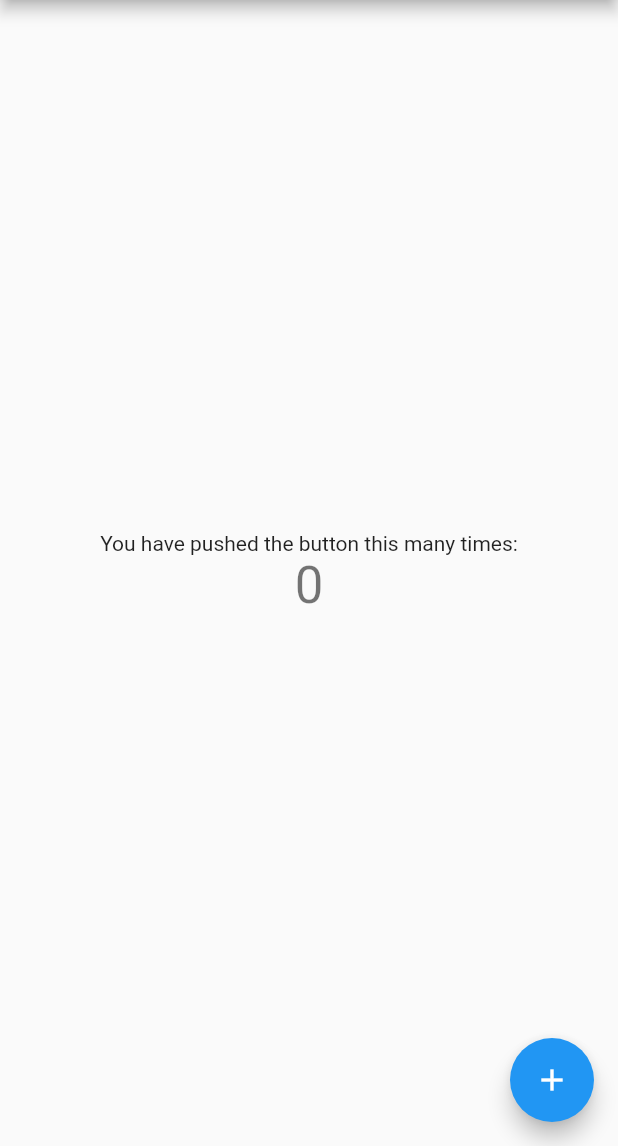
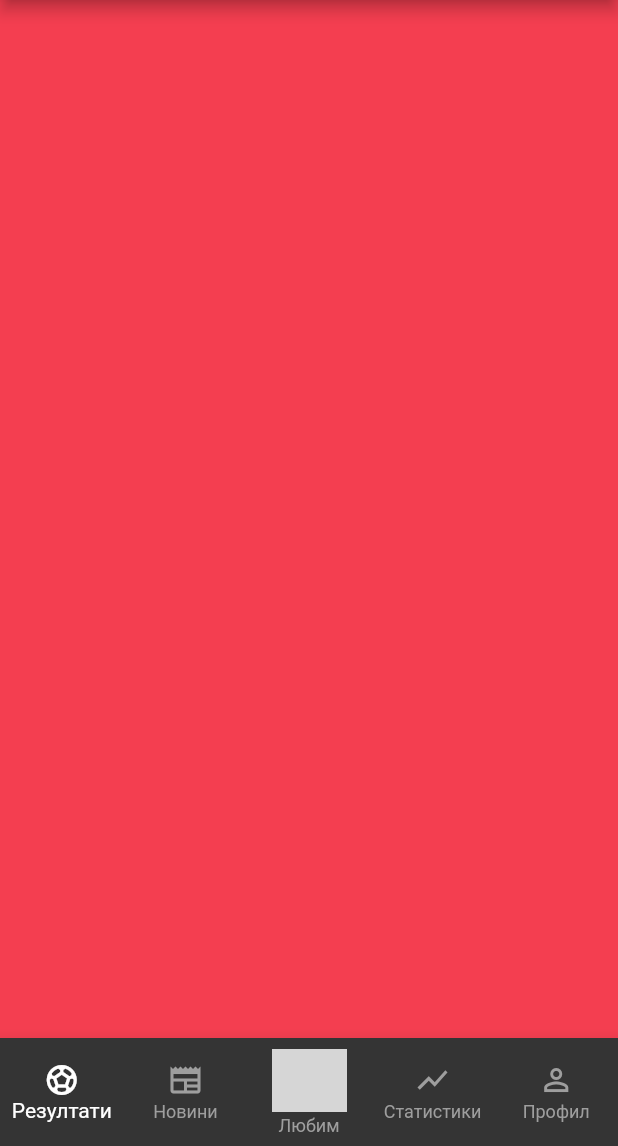
Before and after one commit to Bulgarian-Football-App/Bulgarian-Football-Mobile-App, a Flutter app: the screen it shows after launch, on a phone screen of 412 x 824 dp, the part 90-1236 px from its top. Run offline on Flutter 3.47's test engine with Material 2 defaults, Android fonts, the phone set to English and light mode, and no system bars; grey boxes are pictures that could not be loaded.

Commit message:
New changes

```diff
--- a/lib/main.dart
+++ b/lib/main.dart
@@ -1,3 +1,10 @@
+import 'package:bg_football_app/pages/favourite_team_page.dart';
+import 'package:bg_football_app/pages/news_page.dart';
+import 'package:bg_football_app/pages/profile_page.dart';
+import 'package:bg_football_app/pages/results_page.dart';
+import 'package:bg_football_app/pages/stats_page.dart';
+import 'package:bg_football_app/utils/color_constants.dart';
+import 'package:bg_football_app/widgets/custom_app_bar.dart';
 import 'package:flutter/material.dart';
 
 void main() {
@@ -5,76 +12,97 @@ void main() {
 }
 
 class MyApp extends StatelessWidget {
-  const MyApp({super.key});
+  const MyApp({
+    super.key
+  });
 
   @override
   Widget build(BuildContext context) {
-    return MaterialApp(
+    return const MaterialApp(
       debugShowCheckedModeBanner: false,
-      title: 'Flutter Demo',
-      theme: ThemeData(
-        primarySwatch: Colors.blue,
-      ),
-      home: const MyHomePage(title: 'Flutter Demo Home Page'),
+      title: 'BG Football App',
+      home: MyHomePage(),
     );
   }
 }
 
 class MyHomePage extends StatefulWidget {
-  const MyHomePage({super.key, required this.title});
-
-  final String title;
+  const MyHomePage({
+    super.key
+  });
 
   @override
   State<MyHomePage> createState() => _MyHomePageState();
 }
 
 class _MyHomePageState extends State<MyHomePage> {
-  int _counter = 0;
+  int _selectedIndex = 0;
 
-  void _incrementCounter() {
-    setState(() {
-      _counter++;
-    });
-  }
+  List<Widget> pages = [
+    const ResultsPage(),
+    const NewsPage(),
+    const FavouriteTeamPage(),
+    const StatsPage(),
+    const ProfilePage()
+  ];
 
   @override
   Widget build(BuildContext context) {
     return Scaffold(
-      appBar:
-        PreferredSize(
-          preferredSize: const Size.fromHeight(60),
-          child: AppBar(
-            title: Padding(
-              padding: const EdgeInsets.only(top: 9.0),
-              child: Image.asset(
-                'assets/images/app_bar_logo.png',
-                fit: BoxFit.contain,
-              ),
+      appBar: const CustomAppBar(),
+      body: pages[_selectedIndex],
+      bottomNavigationBar: BottomNavigationBar(
+        type: BottomNavigationBarType.fixed,
+        backgroundColor: ColorConstants.mainBlack,
+        selectedItemColor: Colors.white,
+        unselectedItemColor: Colors.grey,
+        currentIndex: _selectedIndex,
+        onTap: _onItemTapped,
+        items: <BottomNavigationBarItem>[
+          BottomNavigationBarItem(
+            icon: Icon(
+              Icons.sports_soccer,
+              size: 24,
             ),
-            backgroundColor: const Color(0xFF343434),
-            centerTitle: true,
+            label: "Резултати",
           ),
-        ),
-      body: Center(
-        child: Column(
-          mainAxisAlignment: MainAxisAlignment.center,
-          children: <Widget>[
-            const Text(
-              'You have pushed the button this many times:',
+          BottomNavigationBarItem(
+            icon: Icon(
+              Icons.newspaper,
+              size: 24,
             ),
-            Text(
-              '$_counter',
-              style: Theme.of(context).textTheme.headlineMedium,
+            label: "Новини",
+          ),
+          BottomNavigationBarItem(
+            icon: Image.asset(
+              "assets/images/teams/beroe.png",
+              width: 50,
+              height: 42,
+              fit: BoxFit.contain),
+            label: "Любим",
+          ),
+          BottomNavigationBarItem(
+            icon: Icon(
+              Icons.show_chart,
+              size: 24,
             ),
-          ],
-        ),
-      ),
-      floatingActionButton: FloatingActionButton(
-        onPressed: _incrementCounter,
-        tooltip: 'Increment',
-        child: const Icon(Icons.add),
+            label: "Статистики",
+          ),
+          BottomNavigationBarItem(
+            icon: Icon(
+              Icons.perm_identity,
+              size: 24,
+            ),
+            label: "Профил",
+          ),
+        ],
       ),
     );
   }
+
+  void _onItemTapped(int index) {
+    setState(() {
+      _selectedIndex = index;
+    });
+  }
 }
--- /dev/null
+++ b/lib/pages/favourite_team_page.dart
@@ -0,0 +1,15 @@
+import 'package:flutter/material.dart';
+import 'package:bg_football_app/utils/color_constants.dart';
+
+class FavouriteTeamPage extends StatelessWidget {
+  const FavouriteTeamPage({
+    super.key
+  });
+
+  @override
+  Widget build(BuildContext context) {
+    return Container(
+      color: ColorConstants.accentPurple,
+    );
+  }
+}
--- /dev/null
+++ b/lib/pages/news_page.dart
@@ -0,0 +1,15 @@
+import 'package:flutter/material.dart';
+import 'package:bg_football_app/utils/color_constants.dart';
+
+class NewsPage extends StatelessWidget {
+  const NewsPage({
+    super.key
+  });
+
+  @override
+  Widget build(BuildContext context) {
+    return Container(
+      color: ColorConstants.secondaryGreen,
+    );
+  }
+}
--- /dev/null
+++ b/lib/pages/profile_page.dart
@@ -0,0 +1,15 @@
+import 'package:flutter/material.dart';
+import 'package:bg_football_app/utils/color_constants.dart';
+
+class ProfilePage extends StatelessWidget {
+  const ProfilePage({
+    super.key
+  });
+
+  @override
+  Widget build(BuildContext context) {
+    return Container(
+      color: ColorConstants.accentLightBlue,
+    );
+  }
+}
--- /dev/null
+++ b/lib/pages/results_page.dart
@@ -0,0 +1,13 @@
+import 'package:flutter/material.dart';
+import 'package:bg_football_app/utils/color_constants.dart';
+
+class ResultsPage extends StatelessWidget {
+  const ResultsPage({super.key});
+
+  @override
+  Widget build(BuildContext context) {
+    return Container(
+      color: ColorConstants.secondaryRed,
+    );
+  }
+}
--- /dev/null
+++ b/lib/pages/stats_page.dart
@@ -0,0 +1,15 @@
+import 'package:flutter/material.dart';
+import 'package:bg_football_app/utils/color_constants.dart';
+
+class StatsPage extends StatelessWidget {
+  const StatsPage({
+    super.key
+  });
+
+  @override
+  Widget build(BuildContext context) {
+    return Container(
+      color: ColorConstants.accentDarkBlue,
+    );
+  }
+}
--- /dev/null
+++ b/lib/utils/color_constants.dart
@@ -0,0 +1,12 @@
+import 'package:flutter/material.dart';
+
+class ColorConstants {
+  static const Color mainBlack = Color(0xFF343434);
+  static const Color mainWhite = Color(0xFFFFFFFF);
+  static const Color secondaryRed = Color(0xFFF43E50);
+  static const Color secondaryGreen = Color(0xFF2D9E6B);
+  static const Color accentYellow = Color(0xFFFFD602);
+  static const Color accentLightBlue = Color(0xFF67D5F8);
+  static const Color accentDarkBlue = Color(0xFF1F76FA);
+  static const Color accentPurple = Color(0xFFAB5BFB);
+}
--- /dev/null
+++ b/lib/widgets/custom_app_bar.dart
@@ -0,0 +1,26 @@
+import 'package:flutter/material.dart';
+import 'package:bg_football_app/utils/color_constants.dart';
+
+class CustomAppBar extends StatelessWidget implements PreferredSizeWidget {
+  const CustomAppBar({
+    super.key
+  });
+
+  @override
+  Size get preferredSize => const Size.fromHeight(60);
+
+  @override
+  Widget build(BuildContext context) {
+    return AppBar(
+      title: Padding(
+        padding: const EdgeInsets.only(top: 9.0),
+        child: Image.asset(
+          'assets/images/app_bar_logo.png',
+          fit: BoxFit.contain,
+        ),
+      ),
+      backgroundColor: ColorConstants.mainBlack,
+      centerTitle: true,
+    );
+  }
+}
```
Also changed, not shown: assets/images/teams/arda.png (added), assets/images/teams/beroe.png (added), assets/images/teams/botev_plovdiv.png (added), assets/images/teams/botev_vratsa.png (added), assets/images/teams/cherno_more.png (added), assets/images/teams/cska.png (added), assets/images/teams/efbet.png (added), assets/images/teams/levski.png (added), assets/images/teams/lokomotiv_plovdiv.png (added), assets/images/teams/lokomotiv_sofia.png (added), assets/images/teams/ludogorets.png (added), assets/images/teams/slavia.png (added).
